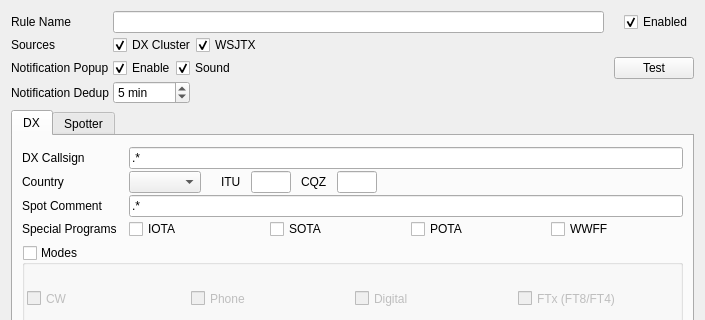
This is ui/AlertRuleDetail.ui in foldynl/QLog as Qt 5 draws it before an edit; both pictures show x 0 to 705 and y 0 to 320 of the 705 by 672 pixel window. The edited form follows.
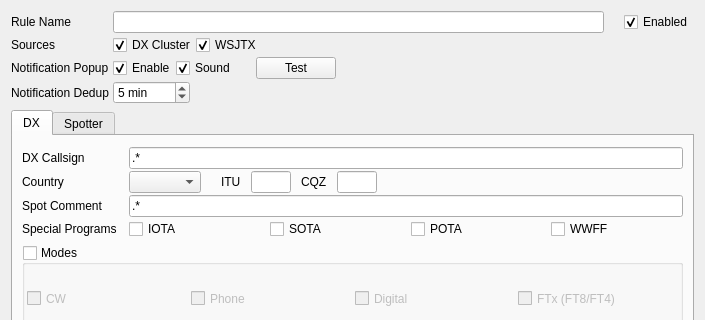
This is the edited form. Custom widgets are drawn as their Qt base class.

Diff of the .ui file:
```diff
--- a/ui/AlertRuleDetail.ui
+++ b/ui/AlertRuleDetail.ui
@@ -154,9 +154,12 @@
            <property name="orientation">
             <enum>Qt::Horizontal</enum>
            </property>
+           <property name="sizeType">
+            <enum>QSizePolicy::Maximum</enum>
+           </property>
            <property name="sizeHint" stdset="0">
             <size>
-             <width>40</width>
+             <width>20</width>
              <height>20</height>
             </size>
            </property>
@@ -169,6 +172,19 @@
            </property>
           </widget>
          </item>
+         <item>
+          <spacer name="horizontalSpacer_9">
+           <property name="orientation">
+            <enum>Qt::Horizontal</enum>
+           </property>
+           <property name="sizeHint" stdset="0">
+            <size>
+             <width>40</width>
+             <height>20</height>
+            </size>
+           </property>
+          </spacer>
+         </item>
         </layout>
        </item>
        <item row="2" column="0">
```
Left out of the diff: 2 changed lines with no effect on the pictures.
